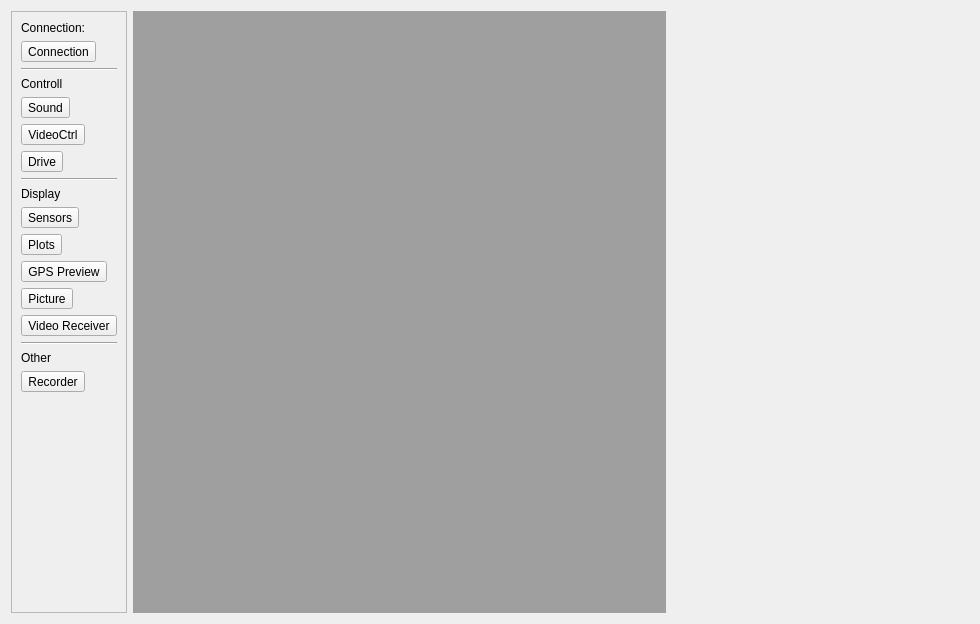
Above: software/DesktopClient/DesktopClient/Forms/CtrlPanelForm.ui from ddomurad/mibot before the change. Below: the same form after it.
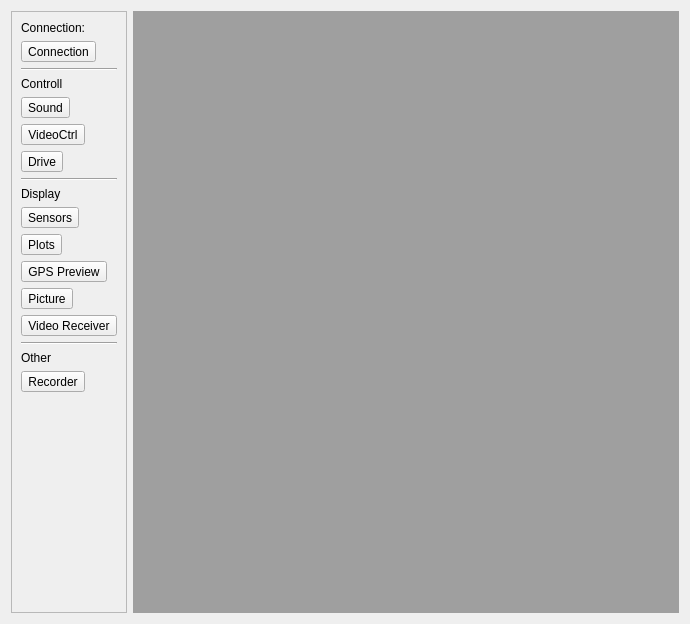
That is the form after the change.

```diff
--- a/software/DesktopClient/DesktopClient/Forms/CtrlPanelForm.ui
+++ b/software/DesktopClient/DesktopClient/Forms/CtrlPanelForm.ui
@@ -6,7 +6,7 @@
    <rect>
     <x>0</x>
     <y>0</y>
-    <width>980</width>
+    <width>690</width>
     <height>624</height>
    </rect>
   </property>
@@ -161,19 +161,6 @@
    <item>
     <widget class="QMdiArea" name="mdiArea"/>
    </item>
-   <item>
-    <spacer name="horizontalSpacer">
-     <property name="orientation">
-      <enum>Qt::Horizontal</enum>
-     </property>
-     <property name="sizeHint" stdset="0">
-      <size>
-       <width>40</width>
-       <height>20</height>
-      </size>
-     </property>
-    </spacer>
-   </item>
   </layout>
  </widget>
  <resources/>
```
